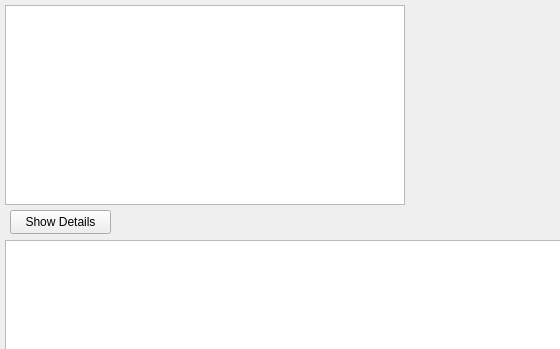
Before: the Qt Designer form src/view/DbValidationDialog.ui in gnailegoac/rde_ygomi, drawn with Qt 5; both pictures show x 0 to 560 and y 0 to 349 of the 1210 by 645 pixel window.
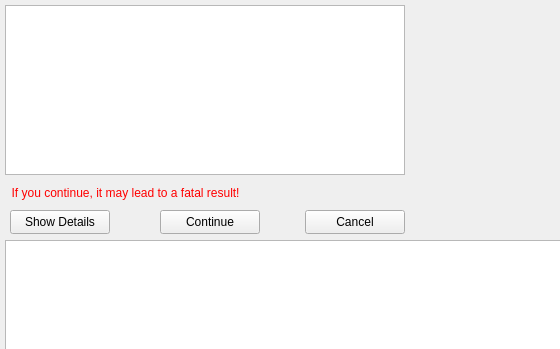
After: the same form once the commit is applied.

Commit message: RDE-104: modified validation dialog

Patch:
```diff
--- a/src/view/DbValidationDialog.ui
+++ b/src/view/DbValidationDialog.ui
@@ -24,7 +24,7 @@
     <rect>
      <x>10</x>
      <y>210</y>
-     <width>101</width>
+     <width>100</width>
      <height>24</height>
     </rect>
    </property>
@@ -41,7 +41,7 @@
      <x>5</x>
      <y>5</y>
      <width>400</width>
-     <height>200</height>
+     <height>170</height>
     </rect>
    </property>
   </widget>
@@ -55,6 +55,51 @@
     </rect>
    </property>
   </widget>
+  <widget class="QToolButton" name="pBtnContinue">
+   <property name="geometry">
+    <rect>
+     <x>160</x>
+     <y>210</y>
+     <width>100</width>
+     <height>24</height>
+    </rect>
+   </property>
+   <property name="text">
+    <string>Continue</string>
+   </property>
+  </widget>
+  <widget class="QToolButton" name="pBtnCancel">
+   <property name="geometry">
+    <rect>
+     <x>305</x>
+     <y>210</y>
+     <width>100</width>
+     <height>24</height>
+    </rect>
+   </property>
+   <property name="text">
+    <string>Cancel</string>
+   </property>
+  </widget>
+  <widget class="QLabel" name="labelWarning">
+   <property name="geometry">
+    <rect>
+     <x>5</x>
+     <y>180</y>
+     <width>400</width>
+     <height>25</height>
+    </rect>
+   </property>
+   <property name="styleSheet">
+    <string notr="true">QLabel
+{
+color: rgb(255,0,0);
+}</string>
+   </property>
+   <property name="text">
+    <string>  If you continue, it may lead to a fatal result!</string>
+   </property>
+  </widget>
  </widget>
  <resources/>
  <connections/>
```
The commit also changes 9 other files.
